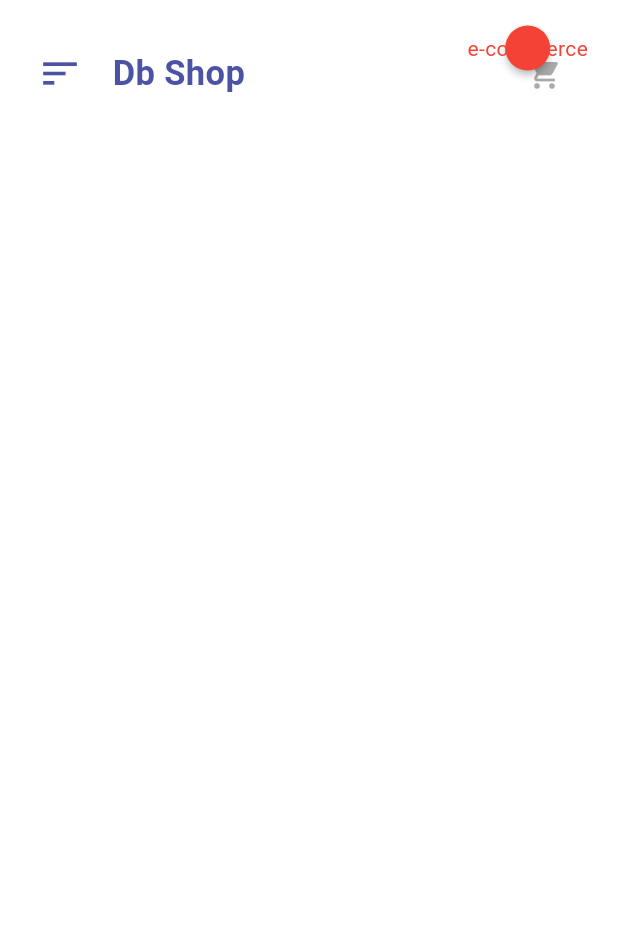
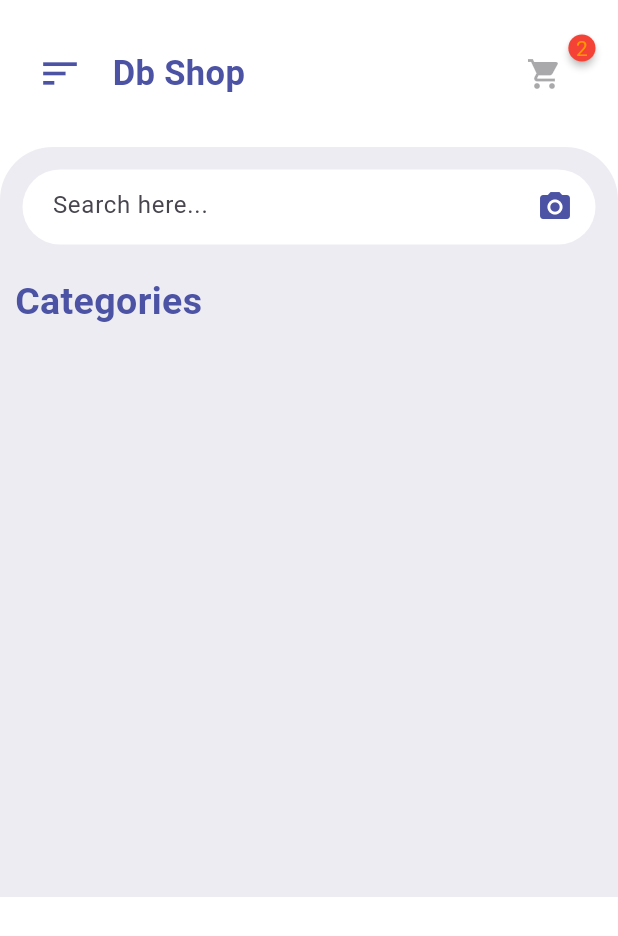
Before and after one commit to Lionel3107/shoppingApp-tutorial-flutter, a Flutter app: the screen it shows after launch, on a phone screen of 412 x 824 dp. Shown: the top 936 px of the screen. Run offline on Flutter 3.47's test engine with Material 3 defaults, Android fonts, the phone set to English and light mode, and no system bars; drawn by our look-alikes of badges.

Commit message:
No erros, Category page created

```diff
--- a/lib/pages/Homepage.dart
+++ b/lib/pages/Homepage.dart
@@ -1,15 +1,77 @@
+import 'package:app/widgets/CatgoriesWidget.dart';
 import 'package:flutter/material.dart';
 
 import '../widgets/HomeAppBar.dart';
 
-class HomePage extends StatelessWidget{
+class HomePage extends StatelessWidget {
   @override
-  Widget build(BuildContext context){
-     return Scaffold(
-      body: ListView(children : [
-        HomeAppBar(),
-      ],),
-     );
+  Widget build(BuildContext context) {
+    return Scaffold(
+      body: ListView(
+        children: [
+          HomeAppBar(),
+          Container(
+              // Temporary height
+              height: 500,
+              padding: EdgeInsets.only(top: 15),
+              decoration: const BoxDecoration(
+                  color: Color(0xFFEDECF2),
+                  borderRadius: BorderRadius.only(
+                    topLeft: Radius.circular(35),
+                    topRight: Radius.circular(35),
+                  )),
+              child: Column(
+                children: [
+                  Container(
+                    margin: const EdgeInsets.symmetric(horizontal: 15),
+                    padding: const EdgeInsets.symmetric(horizontal: 15),
+                    height: 50,
+                    decoration: BoxDecoration(
+                      color: Colors.white,
+                      borderRadius: BorderRadius.circular(30),
+                    ),
+                    child: Row(
+
+                      children: [
+                        Container(
+                          margin: EdgeInsets.only(left: 5),
+                          height: 50,
+                          width: 300,
+                          child: TextFormField(
+                            decoration: InputDecoration(
+                              border: InputBorder.none,
+                              hintText: "Search here...",
+                            ),
+                          ),
+                        ),
+                        Spacer(),
+                        const Icon(
+                          Icons.camera_alt,
+                          color: Color(0xFF4C53A5),
+                        )
+                      ],
+                    ),
+                  ),
+                  Container(
+                    alignment: Alignment.centerLeft,
+                    margin: const EdgeInsets.symmetric(
+                      vertical: 20,
+                      horizontal: 10,
+                    ),
+                    child: const Text(
+                      "Categories",
+                      style: TextStyle(
+                          fontSize: 25,
+                          fontWeight: FontWeight.bold,
+                          color: Color(0xFF4C53A5),
+                        )
+                      ),
+                  ),
+                  CategoriesWidget(),
+                ],
+              ))
+        ],
+      ),
+    );
   }
-
 }
--- /dev/null
+++ b/lib/widgets/CatgoriesWidget.dart
@@ -0,0 +1,8 @@
+import 'package:flutter/material.dart';
+
+class CategoriesWidget extends StatelessWidget {
+  @override
+  Widget build(BuildContext context) {
+    return SingleChildScrollView();
+  }
+}
--- a/lib/widgets/HomeAppBar.dart
+++ b/lib/widgets/HomeAppBar.dart
@@ -29,10 +29,11 @@ class HomeAppBar extends StatelessWidget {
           ),
           Spacer(),
           badges.Badge(
-            badgeContent: Text('e-commerce', style: TextStyle(color: Colors.red)),
+            badgeContent: Text('2', style: TextStyle(color: Colors.orange)),
             child: IconButton(
               icon: Icon(Icons.shopping_cart),
               onPressed: null,
+              mouseCursor: MouseCursor.defer,
             ),
           ),
         ],
```
Also changed, not shown: 1 other file.
